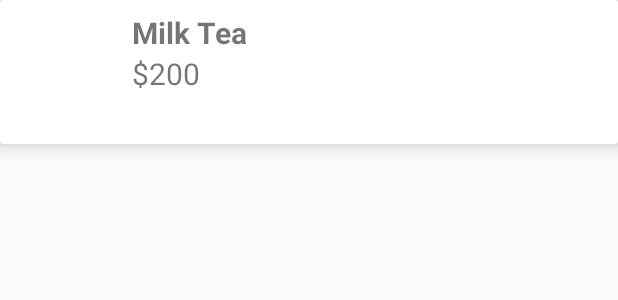
After one commit to maksimilianius1989/androiddrinkshop, an Android app: the layout fav_item_layout.xml on its own in the app's theme, with its tools: preview values and no code run, on a phone screen of 412 x 824 dp. The commit adds this screen. Shown: the top 300 px of the screen. Run offline under Robolectric (Android 15) with nearby library versions, the phone set to English and light mode, and no system bars.

Commit message:
LESSONS 16. Show the favorites in the favorites list.

```diff
--- a/app/src/main/AndroidManifest.xml
+++ b/app/src/main/AndroidManifest.xml
@@ -16,7 +16,8 @@
         android:roundIcon="@mipmap/ic_launcher_round"
         android:supportsRtl="true"
         android:theme="@style/AppTheme">
-        <activity android:name=".CartActivity"></activity>
+        <activity android:name=".FavoriteListActivity"></activity>
+        <activity android:name=".CartActivity" />
         <activity android:name=".DrinkActivity" />
         <activity
             android:name=".HomeActivity"
--- a/app/src/main/java/app/vimax/androiddrinkshop/Adapter/DrinkViewHolder.java
+++ b/app/src/main/java/app/vimax/androiddrinkshop/Adapter/DrinkViewHolder.java
@@ -1,7 +1,6 @@
 package app.vimax.androiddrinkshop.Adapter;
 
 import android.view.View;
-import android.widget.Button;
 import android.widget.ImageView;
 import android.widget.TextView;
 
@@ -17,7 +16,7 @@ public class DrinkViewHolder extends RecyclerView.ViewHolder implements View.OnC
 
     IItemClickListener itemClickListener;
 
-    Button btn_add_to_cart;
+    ImageView btn_add_to_cart, btn_favorites;
 
     public void setItemClickListener(IItemClickListener itemClickListener) {
         this.itemClickListener = itemClickListener;
@@ -29,7 +28,8 @@ public class DrinkViewHolder extends RecyclerView.ViewHolder implements View.OnC
         img_product = (ImageView) itemView.findViewById(R.id.image_product);
         txt_drink_name = (TextView) itemView.findViewById(R.id.text_drink_name);
         txt_price = (TextView) itemView.findViewById(R.id.text_price);
-        btn_add_to_cart = (Button) itemView.findViewById(R.id.btn_add_cart);
+        btn_add_to_cart = (ImageView) itemView.findViewById(R.id.btn_add_cart);
+        btn_favorites = (ImageView) itemView.findViewById(R.id.btn_favorites);
 
         itemView.setOnClickListener(this);
     }
--- a/app/src/main/java/app/vimax/androiddrinkshop/Database/DataSource/FavoriteRepository.java
+++ b/app/src/main/java/app/vimax/androiddrinkshop/Database/DataSource/FavoriteRepository.java
@@ -31,6 +31,11 @@ public class FavoriteRepository implements IFavoriteDataSource {
     }
 
     @Override
+    public void insertFav(Favorite... favorites) {
+        favoriteDataSource.insertFav(favorites);
+    }
+
+    @Override
     public void delete(Favorite favorite) {
         favoriteDataSource.delete(favorite);
     }
--- a/app/src/main/java/app/vimax/androiddrinkshop/Database/DataSource/IFavoriteDataSource.java
+++ b/app/src/main/java/app/vimax/androiddrinkshop/Database/DataSource/IFavoriteDataSource.java
@@ -9,12 +9,11 @@ import app.vimax.androiddrinkshop.Database.ModelDB.Favorite;
 import io.reactivex.Flowable;
 
 public interface IFavoriteDataSource {
-    @Query("SELECT * FROM Favorite")
     Flowable<List<Favorite>> getFavItems();
 
-    @Query("SELECT EXISTS (SELECT 1 FROM Favorite WHERE id=:itemId)")
     int isFavorite(int itemId);
 
-    @Delete
+    void insertFav(Favorite...favorites);
+
     void delete(Favorite favorite);
 }
--- a/app/src/main/java/app/vimax/androiddrinkshop/Database/Local/FavoriteDAO.java
+++ b/app/src/main/java/app/vimax/androiddrinkshop/Database/Local/FavoriteDAO.java
@@ -2,6 +2,7 @@ package app.vimax.androiddrinkshop.Database.Local;
 
 import androidx.room.Dao;
 import androidx.room.Delete;
+import androidx.room.Insert;
 import androidx.room.Query;
 
 import java.util.List;
@@ -17,6 +18,9 @@ public interface FavoriteDAO {
     @Query("SELECT EXISTS (SELECT 1 FROM Favorite WHERE id=:itemId)")
     int isFavorite(int itemId);
 
+    @Insert
+    void insertFav(Favorite... favorites);
+
     @Delete
     void delete(Favorite favorite);
 }
--- a/app/src/main/java/app/vimax/androiddrinkshop/Database/Local/FavoriteDataSource.java
+++ b/app/src/main/java/app/vimax/androiddrinkshop/Database/Local/FavoriteDataSource.java
@@ -31,6 +31,11 @@ public class FavoriteDataSource implements IFavoriteDataSource {
     }
 
     @Override
+    public void insertFav(Favorite... favorites) {
+        favoriteDAO.insertFav(favorites);
+    }
+
+    @Override
     public void delete(Favorite favorite) {
         favoriteDAO.delete(favorite);
     }
--- a/app/src/main/java/app/vimax/androiddrinkshop/HomeActivity.java
+++ b/app/src/main/java/app/vimax/androiddrinkshop/HomeActivity.java
@@ -367,6 +367,8 @@ public class HomeActivity extends AppCompatActivity implements NavigationView.On
             });
 
             builder.show();
+        } else if(id == R.id.nav_favorite) {
+            startActivity(new Intent(HomeActivity.this, FavoriteListActivity.class));
         }
 
         DrawerLayout drawerLayout = (DrawerLayout) findViewById(R.id.drawer_layout);
--- /dev/null
+++ b/app/src/main/res/drawable/ic_favorite_border_white_24dp.xml
@@ -0,0 +1,5 @@
+<vector android:height="24dp" android:tint="#FFFFFF"
+    android:viewportHeight="24.0" android:viewportWidth="24.0"
+    android:width="24dp" xmlns:android="http://schemas.android.com/apk/res/android">
+    <path android:fillColor="#FF000000" android:pathData="M16.5,3c-1.74,0 -3.41,0.81 -4.5,2.09C10.91,3.81 9.24,3 7.5,3 4.42,3 2,5.42 2,8.5c0,3.78 3.4,6.86 8.55,11.54L12,21.35l1.45,-1.32C18.6,15.36 22,12.28 22,8.5 22,5.42 19.58,3 16.5,3zM12.1,18.55l-0.1,0.1 -0.1,-0.1C7.14,14.24 4,11.39 4,8.5 4,6.5 5.5,5 7.5,5c1.54,0 3.04,0.99 3.57,2.36h1.87C13.46,5.99 14.96,5 16.5,5c2,0 3.5,1.5 3.5,3.5 0,2.89 -3.14,5.74 -7.9,10.05z"/>
+</vector>
--- /dev/null
+++ b/app/src/main/res/drawable/ic_favorite_white_24dp.xml
@@ -0,0 +1,5 @@
+<vector android:height="24dp" android:tint="#FFFFFF"
+    android:viewportHeight="24.0" android:viewportWidth="24.0"
+    android:width="24dp" xmlns:android="http://schemas.android.com/apk/res/android">
+    <path android:fillColor="#FF000000" android:pathData="M12,21.35l-1.45,-1.32C5.4,15.36 2,12.28 2,8.5 2,5.42 4.42,3 7.5,3c1.74,0 3.41,0.81 4.5,2.09C13.09,3.81 14.76,3 16.5,3 19.58,3 22,5.42 22,8.5c0,3.78 -3.4,6.86 -8.55,11.54L12,21.35z"/>
+</vector>
--- /dev/null
+++ b/app/src/main/res/layout/fav_item_layout.xml
@@ -0,0 +1,44 @@
+<?xml version="1.0" encoding="utf-8"?>
+<androidx.cardview.widget.CardView xmlns:android="http://schemas.android.com/apk/res/android"
+    xmlns:app="http://schemas.android.com/apk/res-auto"
+    android:layout_width="match_parent"
+    android:layout_height="wrap_content"
+    app:cardElevation="8dp">
+
+    <LinearLayout
+        android:orientation="horizontal"
+        android:layout_margin="8dp"
+        android:layout_width="match_parent"
+        android:layout_height="wrap_content">
+
+        <ImageView
+            android:id="@+id/img_product"
+            android:layout_width="80dp"
+            android:layout_height="80dp"/>
+
+        <LinearLayout
+            android:orientation="vertical"
+            android:layout_width="match_parent"
+            android:layout_height="wrap_content">
+
+            <TextView
+                android:id="@+id/txt_product_name"
+                android:text="Milk Tea"
+                android:textSize="20dp"
+                android:textStyle="bold"
+                android:layout_width="wrap_content"
+                android:layout_height="wrap_content"/>
+
+                <TextView
+                    android:id="@+id/txt_price"
+                    android:text="$200"
+                    android:textSize="20sp"
+                    android:layout_weight="6"
+                    android:layout_width="wrap_content"
+                    android:layout_height="wrap_content"/>
+
+        </LinearLayout>
+
+    </LinearLayout>
+
+</androidx.cardview.widget.CardView>
--- a/app/src/main/res/menu/activity_home_drawer.xml
+++ b/app/src/main/res/menu/activity_home_drawer.xml
@@ -5,6 +5,11 @@
 
     <group android:checkableBehavior="single">
         <item
+            android:id="@+id/nav_favorite"
+            android:icon="@drawable/ic_favorite_white_24dp"
+            android:title="Favorites" />
+
+        <item
             android:id="@+id/nav_sign_out"
             android:icon="@drawable/ic_exit_to_app_black_24dp"
             android:title="Sign-out" />
```
Also changed, not shown: app/src/main/java/app/vimax/androiddrinkshop/Adapter/DrinkAdapter.java (+36 -1 lines), app/src/main/java/app/vimax/androiddrinkshop/Adapter/FavoriteAdapter.java (added, +60 -0 lines), app/src/main/java/app/vimax/androiddrinkshop/DrinkActivity.java (+0 -14 lines), app/src/main/java/app/vimax/androiddrinkshop/FavoriteListActivity.java (added, +56 -0 lines), app/src/main/res/layout/activity_favorite_list.xml (added, +25 -0 lines), app/src/main/res/layout/drink_item_layout.xml (+25 -7 lines), 2 other files.
